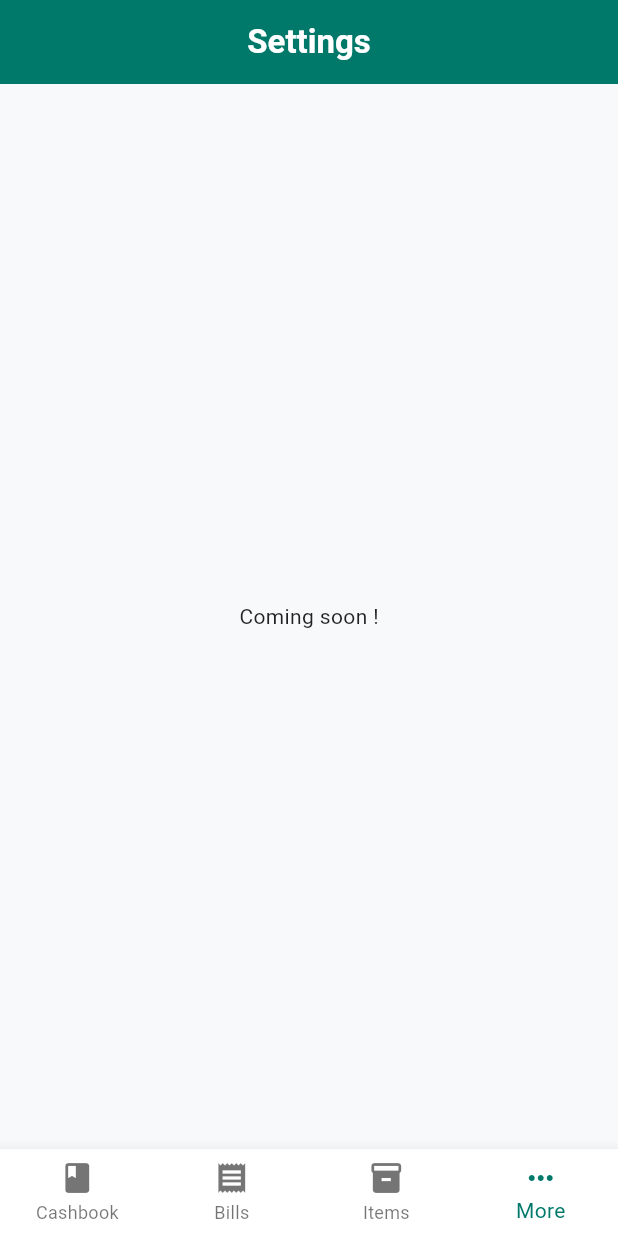
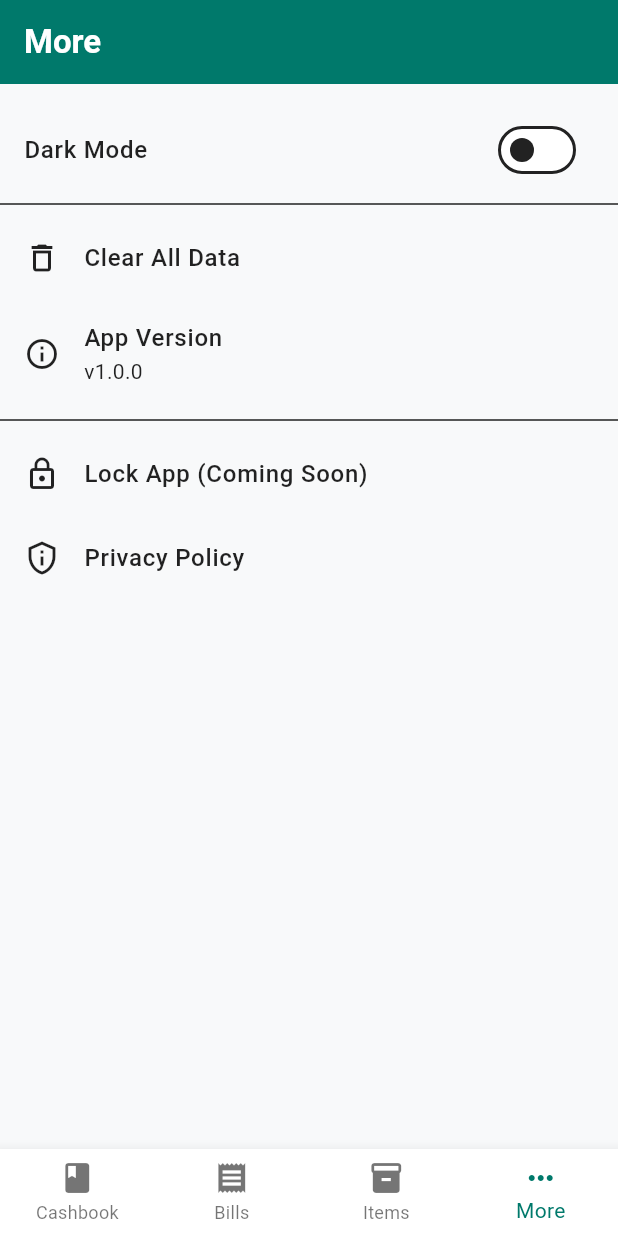
Before and after one commit to adityasingh1712/khata-flow-app, a Flutter app: the screen it shows after launch, item 4 of the bottom bar chosen, on a phone screen of 412 x 824 dp. Run offline on Flutter 3.47's test engine with Material 3 defaults, Android fonts, the light colour scheme and no system bars; our stand-ins replace flutter_riverpod, pdf, shared_preferences, sqflite; accounts and stored records are empty.

Commit message:
More section

```diff
--- a/lib/main.dart
+++ b/lib/main.dart
@@ -1,5 +1,6 @@
 import 'package:flutter/material.dart';
 import 'package:flutter_riverpod/flutter_riverpod.dart';
+import 'package:khata_book_assignment/providers/theme_provider.dart';
 import 'package:khata_book_assignment/screens.dart/home_screen.dart';
 
 import 'utils/app_theme.dart';
@@ -7,20 +8,23 @@ import 'utils/app_theme.dart';
 void main() {
   WidgetsFlutterBinding.ensureInitialized();
   runApp(
-    const ProviderScope(child: MyApp()), // Wrapping the app with ProviderScope
+    const ProviderScope(child: MyApp()),
   );
 }
 
-class MyApp extends StatelessWidget {
+class MyApp extends ConsumerWidget {
   const MyApp({super.key});
 
   @override
-  Widget build(BuildContext context) {
+  Widget build(BuildContext context, WidgetRef ref) {
+
+    final themeMode = ref.watch(themeProvider);
+
     return MaterialApp(
       title: 'Khatabook Clone',
       theme: AppTheme.lightTheme,
       darkTheme: AppTheme.darkTheme,
-      themeMode: ThemeMode.system,
+      themeMode: themeMode,
       home: const HomeScreen(),
     );
   }
--- /dev/null
+++ b/lib/providers/theme_provider.dart
@@ -0,0 +1,31 @@
+import 'package:flutter/material.dart';
+import 'package:flutter_riverpod/flutter_riverpod.dart';
+import 'package:shared_preferences/shared_preferences.dart';
+
+final themeProvider =
+    StateNotifierProvider<ThemeNotifier, ThemeMode>((ref) => ThemeNotifier());
+
+class ThemeNotifier extends StateNotifier<ThemeMode> {
+  ThemeNotifier() : super(ThemeMode.system) {
+    _loadTheme();
+  }
+
+  void _loadTheme() async {
+    final prefs = await SharedPreferences.getInstance();
+    final saved = prefs.getBool('isDark');
+
+    if (saved != null) {
+      state = saved ? ThemeMode.dark : ThemeMode.light;
+    } else {
+      final brightness =
+          WidgetsBinding.instance.platformDispatcher.platformBrightness;
+      state = brightness == Brightness.dark ? ThemeMode.dark : ThemeMode.light;
+    }
+  }
+
+  void toggleTheme() async {
+    final prefs = await SharedPreferences.getInstance();
+    state = (state == ThemeMode.dark) ? ThemeMode.light : ThemeMode.dark;
+    await prefs.setBool('isDark', state == ThemeMode.dark);
+  }
+}
--- a/lib/screens.dart/setting_screen.dart
+++ b/lib/screens.dart/setting_screen.dart
@@ -1,18 +1,56 @@
-// import 'package:flutter/foundation.dart';
 import 'package:flutter/material.dart';
+import 'package:flutter_riverpod/flutter_riverpod.dart';
+import 'package:khata_book_assignment/providers/theme_provider.dart';
 
-class SettingScreen extends StatelessWidget {
+class SettingScreen extends ConsumerWidget {
   const SettingScreen({super.key});
 
   @override
-  Widget build(BuildContext context) {
+  Widget build(BuildContext context, WidgetRef ref) {
     return Scaffold(
-      appBar: AppBar(
-        centerTitle: true,
-        title: const Text('Settings'),
-      ),
-      body: const Center(
-        child: Text('Coming soon !'),
+      appBar: AppBar(title: const Text("More")),
+      body: ListView(
+        children: [
+          const SizedBox(height: 16),
+          SwitchListTile(
+            title: const Text("Dark Mode"),
+            value: Theme.of(context).brightness == Brightness.dark,
+            onChanged: (value) {
+              ref.read(themeProvider.notifier).toggleTheme();
+            },
+          ),
+          const Divider(),
+          ListTile(
+            leading: const Icon(Icons.delete_outline),
+            title: const Text("Clear All Data"),
+            onTap: () {},
+          ),
+          ListTile(
+            leading: const Icon(Icons.info_outline),
+            title: const Text("App Version"),
+            subtitle: const Text("v1.0.0"),
+            onTap: () {},
+          ),
+          const Divider(),
+          ListTile(
+            leading: const Icon(Icons.lock_outline),
+            title: const Text("Lock App (Coming Soon)"),
+            onTap: () {
+              ScaffoldMessenger.of(context).showSnackBar(
+                const SnackBar(content: Text("Feature coming soon!")),
+              );
+            },
+          ),
+          ListTile(
+            leading: const Icon(Icons.privacy_tip_outlined),
+            title: const Text("Privacy Policy"),
+            onTap: () {
+              ScaffoldMessenger.of(context).showSnackBar(
+                const SnackBar(content: Text("Feature coming soon!")),
+              );
+            },
+          ),
+        ],
       ),
     );
   }
--- a/lib/utils/pdf_generator.dart
+++ b/lib/utils/pdf_generator.dart
@@ -103,7 +103,7 @@ Future<void> saveBillPdf(Bill bill) async {
   );
 
   // Save to local file system
-  final outputDir = await getExternalStorageDirectory(); // For Android
+  final outputDir = await getExternalStorageDirectory();
   final filePath = "${outputDir!.path}/Bill_${bill.id}.pdf";
   final file = File(filePath);
 
--- a/pubspec.yaml
+++ b/pubspec.yaml
@@ -16,6 +16,7 @@ dependencies:
   flutter_native_splash: ^2.0.3
   pdf: ^3.10.4
   path_provider: ^2.1.1
+  shared_preferences: ^2.2.3
 dev_dependencies:
   flutter_test:
     sdk: flutter
```
Also changed, not shown: pubspec.lock, 1 other file.
